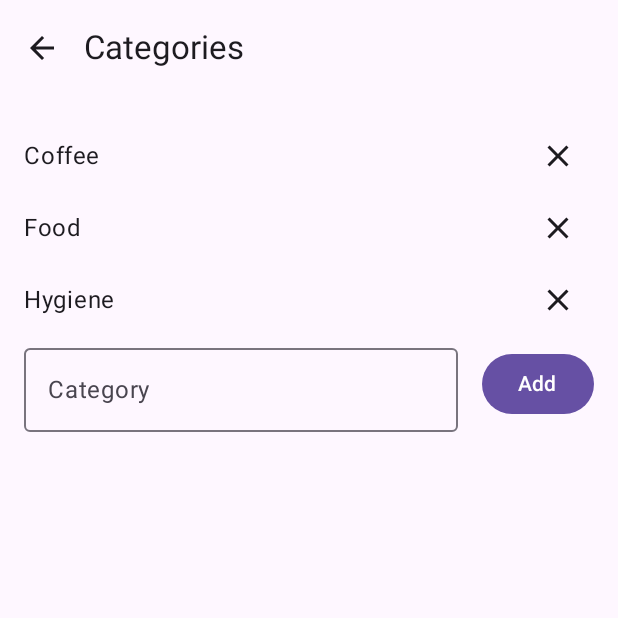
After one commit to dawids21/StuffTracker, an Android app built with Jetpack Compose: the CategorySettingsScreen screen opened through its navigation route, on a phone screen of 412 x 824 dp, the top half of it. The commit adds this screen. Run offline under Robolectric (Android 15) with nearby library versions, the phone set to English and light mode, and no system bars.

Commit message:
feat: Category settings screen

```diff
--- a/app/src/main/java/xyz/stasiak/stufftracker/ui/navigation/StuffTrackerNavGraph.kt
+++ b/app/src/main/java/xyz/stasiak/stufftracker/ui/navigation/StuffTrackerNavGraph.kt
@@ -17,6 +17,8 @@ import xyz.stasiak.stufftracker.ui.login.LoginDestination
 import xyz.stasiak.stufftracker.ui.login.LoginScreen
 import xyz.stasiak.stufftracker.ui.settings.SettingsDestination
 import xyz.stasiak.stufftracker.ui.settings.SettingsScreen
+import xyz.stasiak.stufftracker.ui.settings.category.CategorySettingsDestination
+import xyz.stasiak.stufftracker.ui.settings.category.CategorySettingsScreen
 import xyz.stasiak.stufftracker.ui.settings.shoppinglist.ShoppingListSettingsDestination
 import xyz.stasiak.stufftracker.ui.settings.shoppinglist.ShoppingListSettingsScreen
 
@@ -65,8 +67,13 @@ fun StuffTrackerNavHost(navController: NavHostController, modifier: Modifier = M
         }
         composable(route = SettingsDestination.route) {
             SettingsScreen(
-                onCategoriesClick = {},
+                onCategoriesClick = { navController.navigate(CategorySettingsDestination.route) },
                 onGoogleKeepClick = { navController.navigate(ShoppingListSettingsDestination.route) },
+                navigateBack = { navController.navigateUp() }
+            )
+        }
+        composable(route = CategorySettingsDestination.route) {
+            CategorySettingsScreen(
                 navigateBack = { navController.navigateUp() }
             )
         }
--- /dev/null
+++ b/app/src/main/java/xyz/stasiak/stufftracker/ui/settings/category/CategoryListItem.kt
@@ -0,0 +1,29 @@
+package xyz.stasiak.stufftracker.ui.settings.category
+
+import androidx.compose.foundation.layout.Row
+import androidx.compose.foundation.layout.fillMaxWidth
+import androidx.compose.material.icons.Icons
+import androidx.compose.material.icons.filled.Close
+import androidx.compose.material3.Icon
+import androidx.compose.material3.IconButton
+import androidx.compose.material3.Text
+import androidx.compose.runtime.Composable
+import androidx.compose.ui.Alignment
+import androidx.compose.ui.Modifier
+import androidx.compose.ui.res.stringResource
+import xyz.stasiak.stufftracker.R
+
+@Composable
+fun CategoryListItem(category: String, onDelete: (String) -> Unit, modifier: Modifier = Modifier) {
+    Row(modifier = modifier.fillMaxWidth(), verticalAlignment = Alignment.CenterVertically) {
+        Text(
+            text = category,
+            modifier = Modifier.weight(1f)
+        )
+        IconButton(
+            onClick = { onDelete(category) },
+        ) {
+            Icon(Icons.Filled.Close, contentDescription = stringResource(R.string.delete_category))
+        }
+    }
+}
--- /dev/null
+++ b/app/src/main/java/xyz/stasiak/stufftracker/ui/settings/category/CategorySettingsBody.kt
@@ -0,0 +1,72 @@
+package xyz.stasiak.stufftracker.ui.settings.category
+
+import androidx.compose.foundation.layout.Column
+import androidx.compose.foundation.layout.Row
+import androidx.compose.foundation.layout.Spacer
+import androidx.compose.foundation.layout.fillMaxSize
+import androidx.compose.foundation.layout.fillMaxWidth
+import androidx.compose.foundation.layout.padding
+import androidx.compose.foundation.layout.width
+import androidx.compose.material3.Button
+import androidx.compose.material3.OutlinedTextField
+import androidx.compose.material3.Text
+import androidx.compose.runtime.Composable
+import androidx.compose.runtime.getValue
+import androidx.compose.runtime.mutableStateOf
+import androidx.compose.runtime.remember
+import androidx.compose.runtime.setValue
+import androidx.compose.ui.Alignment
+import androidx.compose.ui.Modifier
+import androidx.compose.ui.res.stringResource
+import androidx.compose.ui.tooling.preview.Preview
+import androidx.compose.ui.unit.dp
+import xyz.stasiak.stufftracker.R
+import xyz.stasiak.stufftracker.ui.theme.StuffTrackerTheme
+
+@Composable
+fun CategorySettingsBody(
+    categories: List<String>,
+    onAdd: (String) -> Unit,
+    onDelete: (String) -> Unit,
+    modifier: Modifier = Modifier
+) {
+    var categoryName by remember { mutableStateOf("") }
+    Column(
+        modifier = modifier
+            .fillMaxSize()
+            .padding(16.dp),
+    ) {
+        categories.forEach { category ->
+            CategoryListItem(category = category, onDelete = onDelete)
+        }
+        Row(modifier = Modifier.fillMaxWidth(), verticalAlignment = Alignment.CenterVertically) {
+            OutlinedTextField(
+                value = categoryName,
+                onValueChange = { categoryName = it },
+                label = { Text(stringResource(R.string.category)) },
+                singleLine = true,
+                modifier = Modifier
+                    .weight(1f)
+            )
+            Spacer(modifier = Modifier.width(16.dp))
+            Button(onClick = {
+                onAdd(categoryName)
+                categoryName = ""
+            }) {
+                Text(text = stringResource(R.string.add))
+            }
+        }
+    }
+}
+
+@Preview(showBackground = true)
+@Composable
+fun CategorySettingsBodyPreview() {
+    StuffTrackerTheme(dynamicColor = false, darkTheme = true) {
+        CategorySettingsBody(
+            categories = listOf("Category 1", "Category 2"),
+            onAdd = {},
+            onDelete = {}
+        )
+    }
+}
--- /dev/null
+++ b/app/src/main/java/xyz/stasiak/stufftracker/ui/settings/category/CategorySettingsDestination.kt
@@ -0,0 +1,9 @@
+package xyz.stasiak.stufftracker.ui.settings.category
+
+import xyz.stasiak.stufftracker.R
+import xyz.stasiak.stufftracker.ui.navigation.NavigationDestination
+
+object CategorySettingsDestination : NavigationDestination {
+    override val route: String = "category_settings"
+    override val titleRes: Int = R.string.categories
+}
--- /dev/null
+++ b/app/src/main/java/xyz/stasiak/stufftracker/ui/settings/category/CategorySettingsScreen.kt
@@ -0,0 +1,34 @@
+package xyz.stasiak.stufftracker.ui.settings.category
+
+import androidx.compose.foundation.layout.padding
+import androidx.compose.material3.Scaffold
+import androidx.compose.runtime.Composable
+import androidx.compose.ui.Modifier
+import androidx.compose.ui.res.stringResource
+import xyz.stasiak.stufftracker.StuffTrackerTopAppBar
+import xyz.stasiak.stufftracker.data.ItemsRepository
+
+@Composable
+fun CategorySettingsScreen(
+    navigateBack: () -> Unit,
+    modifier: Modifier = Modifier
+) {
+    val categories = ItemsRepository.getItems().map { it.category }.distinct().sorted()
+    Scaffold(
+        topBar = {
+            StuffTrackerTopAppBar(
+                title = stringResource(CategorySettingsDestination.titleRes),
+                canNavigateBack = true,
+                navigateUp = navigateBack
+            )
+        },
+        modifier = modifier
+    ) { innerPadding ->
+        CategorySettingsBody(
+            categories = categories,
+            onAdd = {},
+            onDelete = {},
+            modifier = Modifier.padding(innerPadding)
+        )
+    }
+}
--- a/app/src/main/res/values/strings.xml
+++ b/app/src/main/res/values/strings.xml
@@ -31,4 +31,6 @@
     <string name="categories">Categories</string>
     <string name="note_name">Note name</string>
     <string name="save">Save</string>
+    <string name="delete_category">Delete category</string>
+    <string name="add">Add</string>
 </resources>
```
